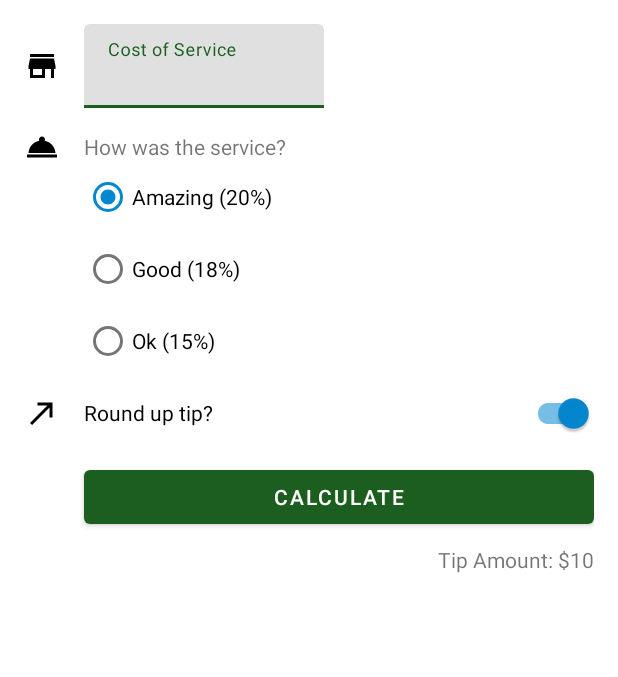
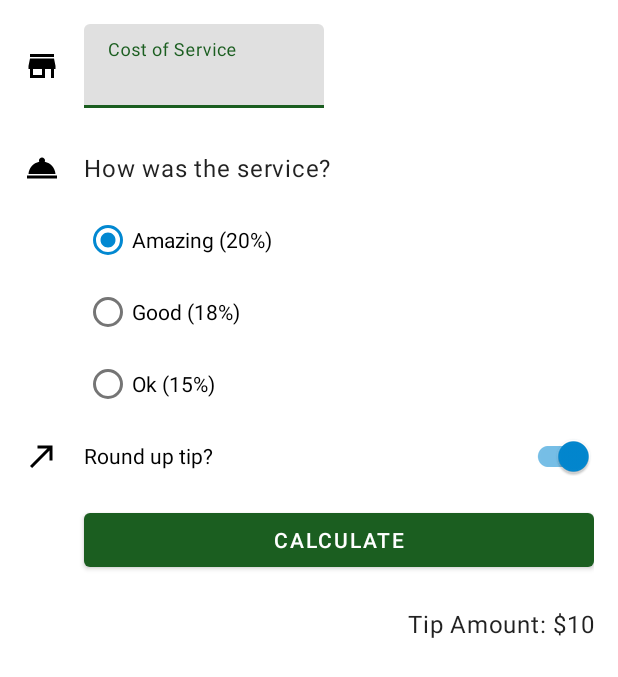
Before and after one commit to wanderlp/kotlin-tip-time, an Android app: the layout activity_main.xml on its own in the app's theme, with its tools: preview values and no code run, on a phone screen of 412 x 824 dp. Shown: the top 677 px of the screen. Run offline under Robolectric (Android 15) with nearby library versions, the phone set to English and light mode, and no system bars.

Commit message:
Se asocia el estilo nuevo creado

```diff
--- a/app/src/main/res/layout/activity_main.xml
+++ b/app/src/main/res/layout/activity_main.xml
@@ -50,7 +50,8 @@
         android:layout_marginTop="16dp"
         android:text="@string/how_was_the_service"
         app:layout_constraintStart_toStartOf="@+id/cost_of_service"
-        app:layout_constraintTop_toBottomOf="@id/cost_of_service" />
+        app:layout_constraintTop_toBottomOf="@id/cost_of_service"
+        style="@style/Widget.TipTime.TextView"/>
 
     <RadioGroup
         android:id="@+id/tip_options"
@@ -118,6 +119,7 @@
         app:layout_constraintTop_toBottomOf="@id/calculate_button"
         android:text="@string/tip_amount"
         tools:text="Tip Amount: $10"
-        android:layout_marginTop="8dp"/>
+        android:layout_marginTop="8dp"
+        style="@style/Widget.TipTime.TextView"/>
 
 </androidx.constraintlayout.widget.ConstraintLayout>
```
